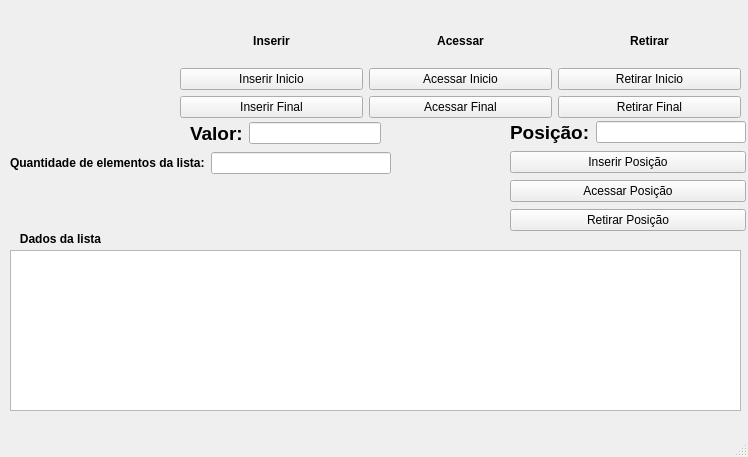
First picture: the form in Lista/mainwindow.ui, repository cpedrohenrique1/Lista, before the edit.
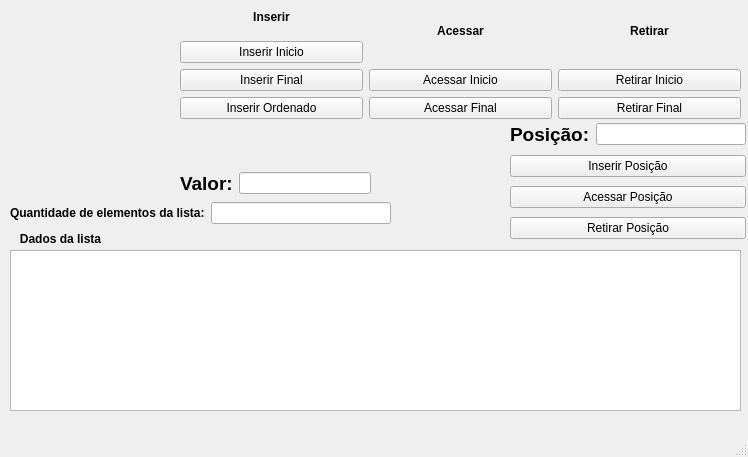
Second picture: the form after the edit. Icons and pictures are not drawn.

Patch:
```diff
--- a/Lista/mainwindow.ui
+++ b/Lista/mainwindow.ui
@@ -30,8 +30,8 @@
    <widget class="QWidget" name="layoutWidget">
     <property name="geometry">
      <rect>
-      <x>190</x>
-      <y>120</y>
+      <x>180</x>
+      <y>170</y>
       <width>191</width>
       <height>27</height>
      </rect>
@@ -82,9 +82,9 @@
     <property name="geometry">
      <rect>
       <x>180</x>
-      <y>20</y>
+      <y>0</y>
       <width>561</width>
-      <height>98</height>
+      <height>119</height>
      </rect>
     </property>
     <layout class="QHBoxLayout" name="horizontalLayout_3">
@@ -102,6 +102,8 @@
         </layout>
        </item>
        <item>
+        <layout class="QVBoxLayout" name="verticalLayout_5">
+         <item>
         <widget class="QPushButton" name="pushButton_InserirInicio">
          <property name="whatsThis">
           <string/>
@@ -144,6 +146,25 @@
          </property>
         </widget>
        </item>
+         <item>
+          <widget class="QPushButton" name="pushButton_inserirOrdenado">
+           <property name="text">
+            <string>Inserir Ordenado</string>
+           </property>
+           <property name="icon">
+            <iconset resource="Icons.qrc">
+             <normaloff>:/imgs/Icons/insert.png</normaloff>:/imgs/Icons/insert.png</iconset>
+           </property>
+           <property name="iconSize">
+            <size>
+             <width>20</width>
+             <height>20</height>
+            </size>
+           </property>
+          </widget>
+         </item>
+        </layout>
+       </item>
       </layout>
      </item>
      <item>
@@ -274,7 +295,7 @@
     <property name="geometry">
      <rect>
       <x>10</x>
-      <y>150</y>
+      <y>200</y>
       <width>381</width>
       <height>27</height>
      </rect>
@@ -317,7 +338,7 @@
       <x>510</x>
       <y>120</y>
       <width>236</width>
-      <height>113</height>
+      <height>122</height>
      </rect>
     </property>
     <layout class="QVBoxLayout" name="verticalLayout_4">
@@ -340,6 +361,16 @@
        <property name="text">
         <string>Inserir Posição</string>
        </property>
+       <property name="icon">
+        <iconset resource="Icons.qrc">
+         <normaloff>:/imgs/Icons/insert.png</normaloff>:/imgs/Icons/insert.png</iconset>
+       </property>
+       <property name="iconSize">
+        <size>
+         <width>20</width>
+         <height>20</height>
+        </size>
+       </property>
       </widget>
      </item>
      <item>
@@ -347,6 +378,16 @@
        <property name="text">
         <string>Acessar Posição</string>
        </property>
+       <property name="icon">
+        <iconset resource="Icons.qrc">
+         <normaloff>:/imgs/Icons/thumbMouse.jpg</normaloff>:/imgs/Icons/thumbMouse.jpg</iconset>
+       </property>
+       <property name="iconSize">
+        <size>
+         <width>20</width>
+         <height>20</height>
+        </size>
+       </property>
       </widget>
      </item>
      <item>
@@ -354,6 +395,16 @@
        <property name="text">
         <string>Retirar Posição</string>
        </property>
+       <property name="icon">
+        <iconset resource="Icons.qrc">
+         <normaloff>:/imgs/Icons/retirar.png</normaloff>:/imgs/Icons/retirar.png</iconset>
+       </property>
+       <property name="iconSize">
+        <size>
+         <width>20</width>
+         <height>20</height>
+        </size>
+       </property>
       </widget>
      </item>
     </layout>
```
Left out of the diff: 2 changed lines with no effect on the pictures. Lines whose indentation alone changed are shown as unchanged.
